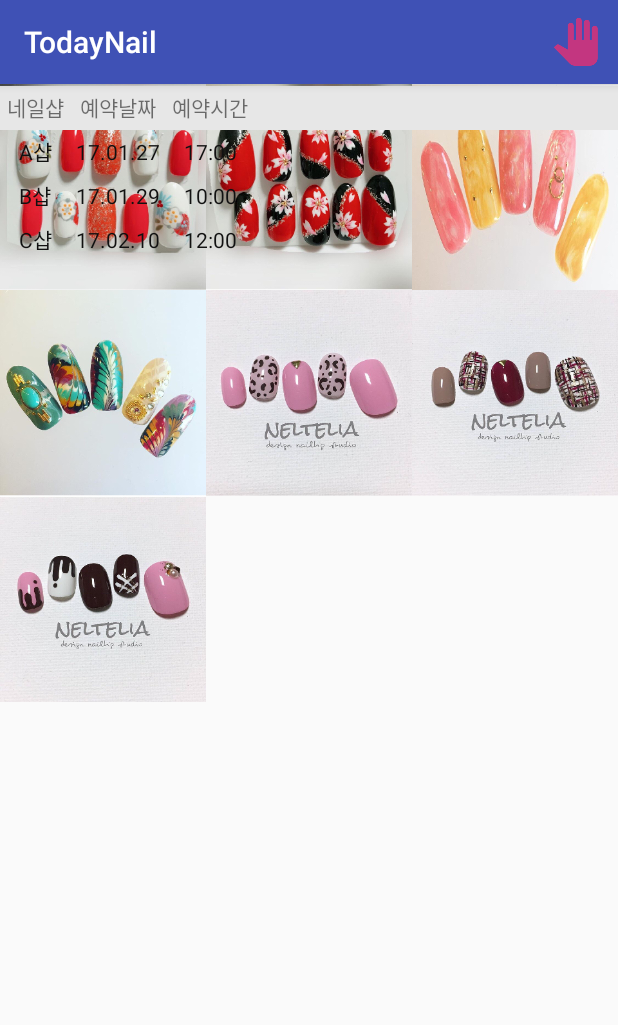
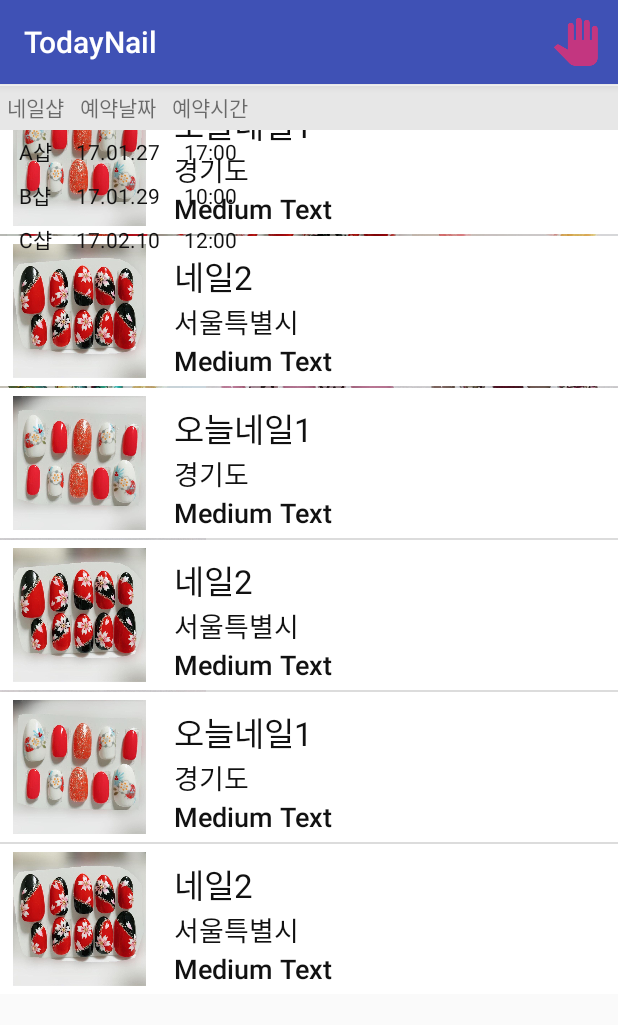
Before and after one commit to cbpprinter/TodayNail, an Android app: the screen it shows after launch (HomeActivity), on a phone screen of 412 x 824 dp. Shown: the top 1025 px of the screen. Run offline under Robolectric (Android 15) with nearby library versions, the phone set to English and light mode, and no system bars.

Commit message:
탭2 예약현황 임시

```diff
--- a/app/src/main/java/com/tt/todaynail/HomeActivity.java
+++ b/app/src/main/java/com/tt/todaynail/HomeActivity.java
@@ -1,18 +1,35 @@
 package com.tt.todaynail;
 
 import android.content.Intent;
+import android.graphics.Bitmap;
+import android.graphics.BitmapFactory;
 import android.os.Bundle;
 import android.support.v7.app.AppCompatActivity;
 import android.view.Menu;
 import android.view.MenuItem;
+import android.view.View;
+import android.widget.AdapterView;
 import android.widget.GridView;
+import android.widget.ListView;
 import android.widget.TabHost;
 
+import com.tt.todaynail.tab1.ImageActivity;
 import com.tt.todaynail.tab1.ImageGridAdapter;
+import com.tt.todaynail.tab2.CompanyAdapter;
+import com.tt.todaynail.tab2.company;
+
+import java.io.ByteArrayOutputStream;
+import java.util.ArrayList;
 
 public class HomeActivity extends AppCompatActivity {
 
     private TabHost tabHost;
+
+    private ListView listView;
+    ArrayList<company> h_info_list;
+    CompanyAdapter myadapter;
+    company myHuman1,myHuman2;
+
 
     private int[] mThumbIds = new int[] { R.drawable.view01,
             R.drawable.view02, R.drawable.view03,
@@ -39,6 +56,36 @@ public class HomeActivity extends AppCompatActivity {
         TabHost.TabSpec tab2 = tabHost.newTabSpec("tab2");
         tab2.setContent(R.id.tab2);
         tab2.setIndicator(getString(R.string.tab2));
+
+        listView = (ListView)findViewById(R.id.listView2);
+        myHuman1 = new company("오늘네일1", "경기도", BitmapFactory.decodeResource(getResources(), R.drawable.view01));
+        myHuman2 = new company("네일2", "서울특별시", BitmapFactory.decodeResource(getResources(), R.drawable.view02));
+        h_info_list = new ArrayList<company>();
+        h_info_list.add(myHuman1);
+        h_info_list.add(myHuman2);
+        h_info_list.add(myHuman1);
+        h_info_list.add(myHuman2);
+        h_info_list.add(myHuman1);
+        h_info_list.add(myHuman2);
+
+        myadapter = new CompanyAdapter(getApplicationContext(),R.layout.activity_tab2, h_info_list);
+        listView.setAdapter(myadapter);
+
+        listView.setOnItemClickListener(new AdapterView.OnItemClickListener() {
+            @Override
+            public void onItemClick(AdapterView<?> parent, View view, int position, long id) {
+                Intent intent = new Intent(getApplicationContext(), ImageActivity.class); // 다음넘어갈 화면
+                Bitmap sendBitmap = h_info_list.get(position).image;
+
+                ByteArrayOutputStream stream = new ByteArrayOutputStream();
+                sendBitmap.compress(Bitmap.CompressFormat.JPEG, 100, stream);
+                byte[] byteArray = stream.toByteArray();
+
+                intent.putExtra("image",byteArray);
+                startActivity(intent);
+            }
+        });
+
 
         TabHost.TabSpec tab3 = tabHost.newTabSpec("tab3");
         tab3.setContent(R.id.tab3);
--- /dev/null
+++ b/app/src/main/java/com/tt/todaynail/tab2/CompanyAdapter.java
@@ -0,0 +1,68 @@
+package com.tt.todaynail.tab2;
+
+import android.content.Context;
+import android.view.LayoutInflater;
+import android.view.View;
+import android.view.ViewGroup;
+import android.widget.BaseAdapter;
+import android.widget.ImageView;
+import android.widget.TextView;
+
+import com.tt.todaynail.R;
+
+import java.util.ArrayList;
+
+/**
+ * Created by dahye on 2017-05-25.
+ */
+
+public class CompanyAdapter extends BaseAdapter {
+    private Context mContext = null;
+    private int layout = 0;
+    private ArrayList<company> data = null;
+    private LayoutInflater inflater = null;
+
+    public CompanyAdapter(Context c, int l, ArrayList<company> d) {
+        this.mContext = c;
+        this.layout = l;
+        this.data = d;
+        this.inflater = (LayoutInflater) c.getSystemService(Context.LAYOUT_INFLATER_SERVICE);
+    }
+
+    @Override
+    public int getCount() {
+        // TODO Auto-generated method stub
+        return data.size();
+    }
+
+    @Override
+    public Object getItem(int position) {
+        // TODO Auto-generated method stub
+        return data;
+    }
+
+    @Override
+    public long getItemId(int position) {
+        // TODO Auto-generated method stub
+        return position;
+    }
+
+    @Override
+    public View getView(final int position, View convertView, ViewGroup parent) {
+        // TODO Auto-generated method stub
+
+        if(convertView == null) {
+            convertView = inflater.inflate(this.layout, parent, false);
+        }
+        ImageView Hu_image = (ImageView) convertView.findViewById(R.id.company_image);
+        TextView Hu_name = (TextView) convertView.findViewById(R.id.Human_name);
+        TextView Hu_gender = (TextView) convertView.findViewById(R.id.Human_gender);
+
+
+        Hu_image.setImageBitmap(data.get(position).image);
+        Hu_name.setText(data.get(position).name);
+        Hu_gender.setText(data.get(position).add);
+
+        return convertView;
+    }
+}
--- /dev/null
+++ b/app/src/main/java/com/tt/todaynail/tab2/company.java
@@ -0,0 +1,21 @@
+package com.tt.todaynail.tab2;
+
+import android.graphics.Bitmap;
+
+/**
+ * Created by dahye on 2017-05-25.
+ */
+
+public class company {
+
+    public String name;
+    public String add;
+    public Bitmap image;
+
+    public company(String name, String add, Bitmap image){
+        this.image=image;
+        this.name =  name;
+        this.add = add;
+
+    }
+}
--- a/app/src/main/res/layout/activity_home.xml
+++ b/app/src/main/res/layout/activity_home.xml
@@ -61,7 +61,15 @@
                     android:id="@+id/tab2"
                     android:layout_width="match_parent"
                     android:layout_height="match_parent"
-                    android:orientation="vertical"></LinearLayout>
+                    android:orientation="vertical">
+                    <ListView
+                        android:layout_width="wrap_content"
+                        android:layout_height="wrap_content"
+                        android:id="@+id/listView2"
+                        android:layout_alignParentTop="true"
+                        android:layout_alignParentStart="true"
+                        />
+                </LinearLayout>
 
                 <RelativeLayout
                     android:id="@+id/tab3"
--- /dev/null
+++ b/app/src/main/res/layout/activity_tab2.xml
@@ -0,0 +1,52 @@
+<?xml version="1.0" encoding="utf-8"?>
+<RelativeLayout xmlns:android="http://schemas.android.com/apk/res/android"
+    android:orientation="vertical" android:layout_width="match_parent"
+    android:layout_height="match_parent"
+    android:background="#ffffff">
+    <LinearLayout
+        android:layout_width="match_parent"
+        android:layout_height="100dp"
+        android:orientation="horizontal">
+
+        <ImageView
+            android:id="@+id/company_image"
+            android:layout_width="95dp"
+            android:layout_height="match_parent"
+            android:layout_margin="5dp"
+            android:layout_alignParentLeft="true"
+            android:layout_alignParentTop="true"
+            android:src="#b91c1c" />
+
+        <LinearLayout
+            android:orientation="vertical"
+            android:layout_width="match_parent"
+            android:layout_height="match_parent"
+            android:layout_marginLeft="10dp">
+
+            <TextView
+                android:textColor="#111111"
+                android:layout_width="wrap_content"
+                android:layout_height="wrap_content"
+                android:layout_marginTop="10dp"
+                android:textAppearance="?android:attr/textAppearanceLarge"
+                android:text="Large Text"
+                android:id="@+id/Human_name" />
+
+            <TextView
+                android:textColor="#111111"
+                android:layout_width="wrap_content"
+                android:layout_height="wrap_content"
+                android:textAppearance="?android:attr/textAppearanceMedium"
+                android:text="Medium Text"
+                android:id="@+id/Human_gender" />
+
+            <TextView
+                android:textColor="#111111"
+                android:layout_width="wrap_content"
+                android:layout_height="wrap_content"
+                android:textAppearance="?android:attr/textAppearanceMedium"
+                android:text="Medium Text"
+                android:id="@+id/Human_age" />
+        </LinearLayout>
+    </LinearLayout>
+</RelativeLayout>
```
